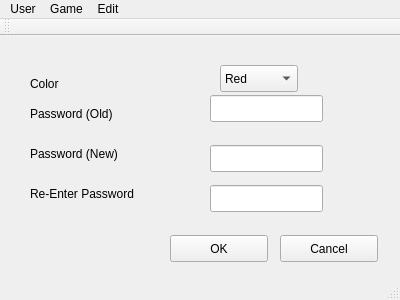
The window that mainwindow.ui (sasmitman/ECE3574HW4) describes before a commit, drawn with Qt 5.
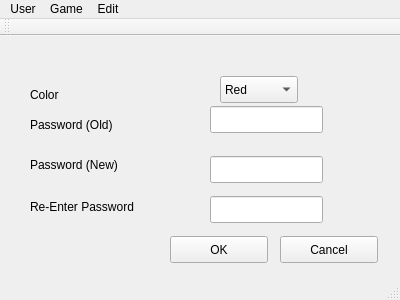
The same window after the commit. The open tabs and pages were chosen to show the change.

```diff
--- a/mainwindow.ui
+++ b/mainwindow.ui
@@ -18,7 +18,7 @@
     <property name="geometry">
      <rect>
       <x>0</x>
-      <y>-1</y>
+      <y>0</y>
       <width>391</width>
       <height>261</height>
      </rect>
@@ -300,8 +300,8 @@
       <property name="geometry">
        <rect>
         <x>30</x>
-        <y>70</y>
-        <width>111</width>
+        <y>80</y>
+        <width>141</width>
         <height>17</height>
        </rect>
       </property>
@@ -313,8 +313,8 @@
       <property name="geometry">
        <rect>
         <x>30</x>
-        <y>110</y>
-        <width>121</width>
+        <y>120</y>
+        <width>161</width>
         <height>17</height>
        </rect>
       </property>
@@ -326,9 +326,9 @@
       <property name="geometry">
        <rect>
         <x>30</x>
-        <y>150</y>
-        <width>141</width>
-        <height>17</height>
+        <y>160</y>
+        <width>161</width>
+        <height>21</height>
        </rect>
       </property>
       <property name="text">
@@ -339,7 +339,7 @@
       <property name="geometry">
        <rect>
         <x>30</x>
-        <y>40</y>
+        <y>50</y>
         <width>66</width>
         <height>17</height>
        </rect>
@@ -352,7 +352,7 @@
       <property name="geometry">
        <rect>
         <x>220</x>
-        <y>30</y>
+        <y>40</y>
         <width>78</width>
         <height>27</height>
        </rect>
@@ -387,31 +387,40 @@
       <property name="geometry">
        <rect>
         <x>210</x>
-        <y>60</y>
+        <y>70</y>
         <width>113</width>
         <height>27</height>
        </rect>
       </property>
+      <property name="echoMode">
+       <enum>QLineEdit::Password</enum>
+      </property>
      </widget>
      <widget class="QLineEdit" name="changenewpwin">
       <property name="geometry">
        <rect>
         <x>210</x>
-        <y>110</y>
+        <y>120</y>
         <width>113</width>
         <height>27</height>
        </rect>
       </property>
+      <property name="echoMode">
+       <enum>QLineEdit::Password</enum>
+      </property>
      </widget>
      <widget class="QLineEdit" name="changerepwin">
       <property name="geometry">
        <rect>
         <x>210</x>
-        <y>150</y>
+        <y>160</y>
         <width>113</width>
         <height>27</height>
        </rect>
       </property>
+      <property name="echoMode">
+       <enum>QLineEdit::Password</enum>
+      </property>
      </widget>
      <widget class="QPushButton" name="changeok">
       <property name="geometry">
@@ -439,6 +448,19 @@
        <string>Cancel</string>
       </property>
      </widget>
+     <widget class="QLabel" name="changelabel">
+      <property name="geometry">
+       <rect>
+        <x>20</x>
+        <y>10</y>
+        <width>341</width>
+        <height>20</height>
+       </rect>
+      </property>
+      <property name="text">
+       <string/>
+      </property>
+     </widget>
     </widget>
    </widget>
   </widget>
```
Left out of the diff: 3 changed lines with no effect on the pictures.
